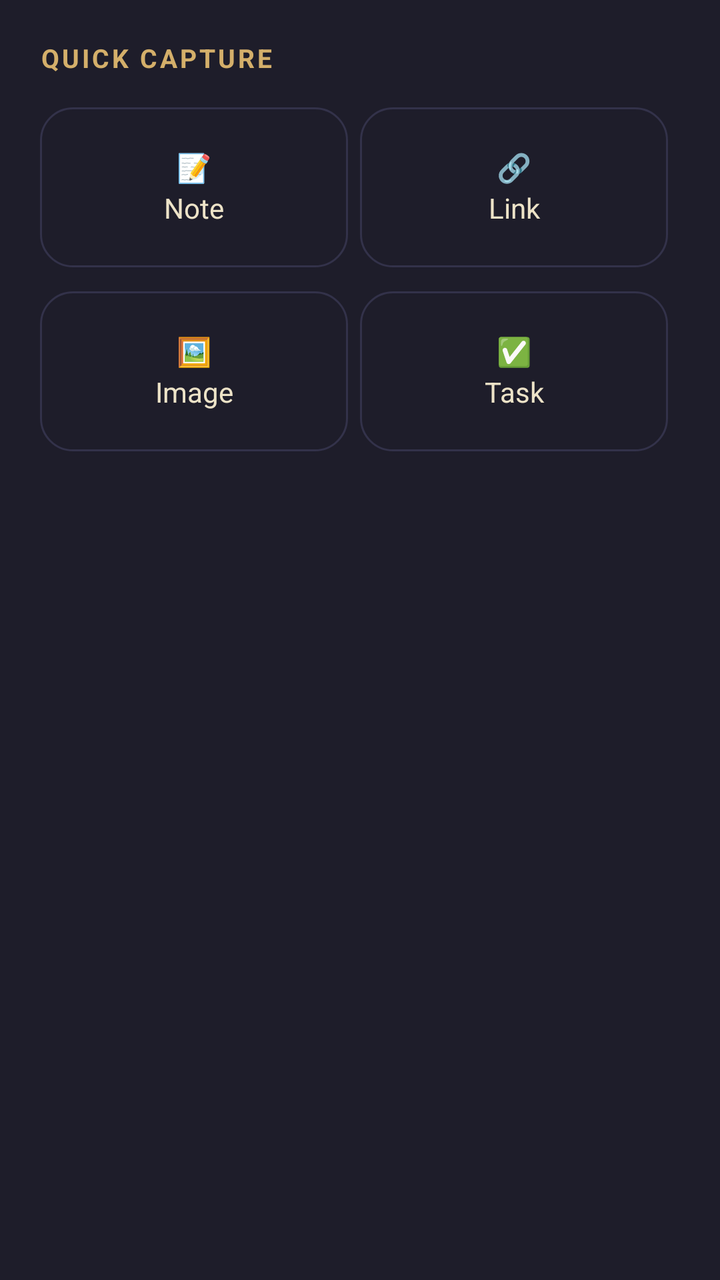
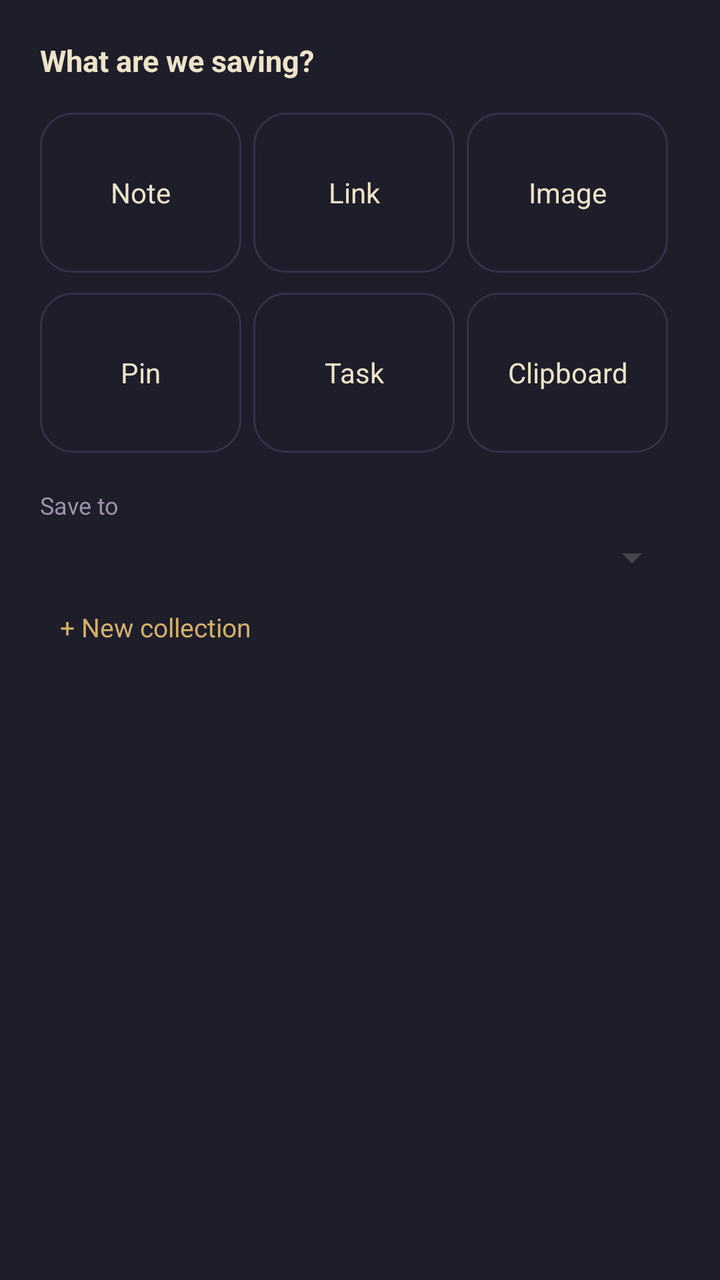

Screens rendered from an Android XML layout before and after an edit, with the pre-edit source and the edit as a unified diff.
<!-- AndroidManifest.xml: application theme Theme.WanderersGrimoire -->
<!-- res/layout/quick_capture_sheet.xml -->
<?xml version="1.0" encoding="utf-8"?>
<LinearLayout xmlns:android="http://schemas.android.com/apk/res/android"
    android:layout_width="match_parent"
    android:layout_height="wrap_content"
    android:orientation="vertical"
    android:background="@color/paper2"
    android:padding="20dp">

    <TextView
        android:layout_width="wrap_content"
        android:layout_height="wrap_content"
        android:text="QUICK CAPTURE"
        android:textColor="@color/gold"
        android:textStyle="bold"
        android:textSize="13sp"
        android:letterSpacing="0.1"
        android:layout_marginBottom="16dp" />

    <LinearLayout
        android:layout_width="match_parent"
        android:layout_height="wrap_content"
        android:orientation="horizontal">

        <TextView
            android:id="@+id/captureNote"
            style="@style/CaptureOption"
            android:text="📝\nNote" />

        <TextView
            android:id="@+id/captureLink"
            style="@style/CaptureOption"
            android:text="🔗\nLink" />

    </LinearLayout>

    <LinearLayout
        android:layout_width="match_parent"
        android:layout_height="wrap_content"
        android:orientation="horizontal"
        android:layout_marginTop="12dp">

        <TextView
            android:id="@+id/captureImage"
            style="@style/CaptureOption"
            android:text="🖼️\nImage" />

        <TextView
            android:id="@+id/captureTask"
            style="@style/CaptureOption"
            android:text="✅\nTask" />

    </LinearLayout>

</LinearLayout>
<!-- resources referenced by this layout -->
<resources>
  <color name="gold">#D4AF6A</color>
  <color name="paper2">#1E1D2A</color>
  <style name="CaptureOption">
          <item name="android:layout_width">0dp</item>
          <item name="android:layout_height">80dp</item>
          <item name="android:layout_weight">1</item>
          <item name="android:layout_marginEnd">6dp</item>
          <item name="android:background">@drawable/chip_background</item>
          <item name="android:foreground">?android:attr/selectableItemBackground</item>
          <item name="android:gravity">center</item>
          <item name="android:textColor">@color/ink</item>
          <item name="android:textSize">14sp</item>
          <item name="android:lineSpacingExtra">4dp</item>
          <item name="android:clickable">true</item>
          <item name="android:focusable">true</item>
      </style>
  <style name="Theme.WanderersGrimoire" parent="Theme.Material3.DayNight.NoActionBar">
          <item name="colorPrimary">@color/gold</item>
          <item name="android:windowBackground">@color/paper</item>
          <item name="android:statusBarColor">@color/paper</item>
          <item name="android:windowLightStatusBar">false</item>
          <item name="android:navigationBarColor">@color/paper</item>
          <item name="android:windowLightNavigationBar">false</item>
      </style>
  <!-- drawable chip_background (drawable) -->
  <?xml version="1.0" encoding="utf-8"?>
  <shape xmlns:android="http://schemas.android.com/apk/res/android">
      <solid android:color="@color/paper2" />
      <corners android:radius="16dp" />
      <stroke android:width="1dp" android:color="@color/line" />
  </shape>
  <color name="ink">#EDE3C8</color>
  <color name="paper">#14131C</color>
  <color name="line">#33324A</color>
</resources>

<!-- the commit's change to res/layout/quick_capture_sheet.xml (unified diff, before → after) -->
@@ -9,11 +9,10 @@
     <TextView
         android:layout_width="wrap_content"
         android:layout_height="wrap_content"
-        android:text="QUICK CAPTURE"
-        android:textColor="@color/gold"
+        android:text="What are we saving?"
+        android:textColor="@color/ink"
         android:textStyle="bold"
-        android:textSize="13sp"
-        android:letterSpacing="0.1"
+        android:textSize="15sp"
         android:layout_marginBottom="16dp" />
 
     <LinearLayout
@@ -24,12 +23,17 @@
         <TextView
             android:id="@+id/captureNote"
             style="@style/CaptureOption"
-            android:text="📝\nNote" />
+            android:text="Note" />
 
         <TextView
             android:id="@+id/captureLink"
             style="@style/CaptureOption"
-            android:text="🔗\nLink" />
+            android:text="Link" />
+
+        <TextView
+            android:id="@+id/captureImage"
+            style="@style/CaptureOption"
+            android:text="Image" />
 
     </LinearLayout>
 
@@ -37,18 +41,50 @@
         android:layout_width="match_parent"
         android:layout_height="wrap_content"
         android:orientation="horizontal"
-        android:layout_marginTop="12dp">
+        android:layout_marginTop="10dp">
 
         <TextView
-            android:id="@+id/captureImage"
+            android:id="@+id/capturePin"
             style="@style/CaptureOption"
-            android:text="🖼️\nImage" />
+            android:text="Pin" />
 
         <TextView
             android:id="@+id/captureTask"
             style="@style/CaptureOption"
-            android:text="✅\nTask" />
+            android:text="Task" />
+
+        <TextView
+            android:id="@+id/captureClipboard"
+            style="@style/CaptureOption"
+            android:text="Clipboard" />
 
     </LinearLayout>
 
+    <TextView
+        android:layout_width="wrap_content"
+        android:layout_height="wrap_content"
+        android:text="Save to"
+        android:textColor="@color/ink_dim"
+        android:textSize="12sp"
+        android:layout_marginTop="18dp"
+        android:layout_marginBottom="6dp" />
+
+    <Spinner
+        android:id="@+id/quickCaptureFolderSpinner"
+        android:layout_width="match_parent"
+        android:layout_height="wrap_content" />
+
+    <TextView
+        android:id="@+id/quickCaptureNewFolder"
+        android:layout_width="wrap_content"
+        android:layout_height="wrap_content"
+        android:text="+ New collection"
+        android:textColor="@color/gold"
+        android:textSize="13sp"
+        android:padding="10dp"
+        android:layout_marginTop="4dp"
+        android:foreground="?android:attr/selectableItemBackground"
+        android:clickable="true"
+        android:focusable="true" />
+
 </LinearLayout>
<!-- resource entries referenced after the edit -->
@@ -32,6 +32,7 @@
       <stroke android:width="1dp" android:color="@color/line" />
   </shape>
   <color name="ink">#EDE3C8</color>
+  <color name="ink_dim">#9B92A8</color>
   <color name="paper">#14131C</color>
   <color name="line">#33324A</color>
 </resources>
